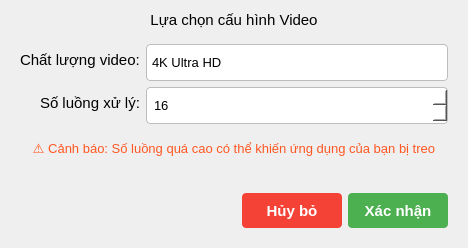
First picture: the form in dialog_video.ui, repository ThangStar/video_moviepy, before the edit.
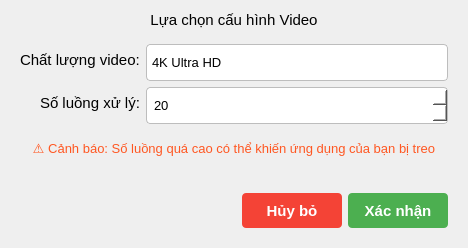
Second picture: the form after the edit. Icons and pictures are not drawn.

Diff of the .ui file:
```diff
--- a/dialog_video.ui
+++ b/dialog_video.ui
@@ -146,10 +146,10 @@
          <number>1</number>
         </property>
         <property name="maximum">
-         <number>32</number>
+         <number>200</number>
         </property>
         <property name="value">
-         <number>16</number>
+         <number>20</number>
         </property>
        </widget>
       </item>
```
